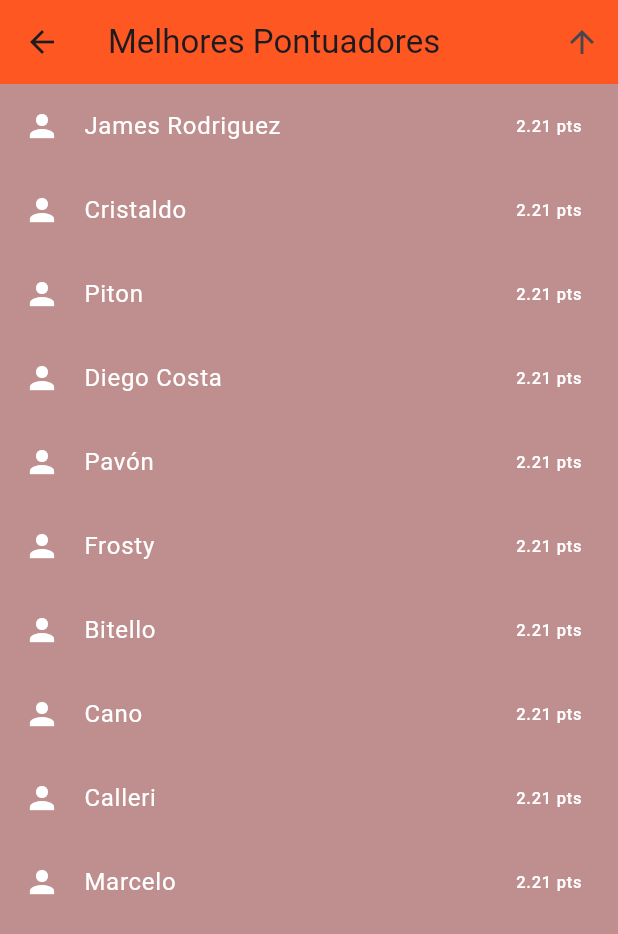
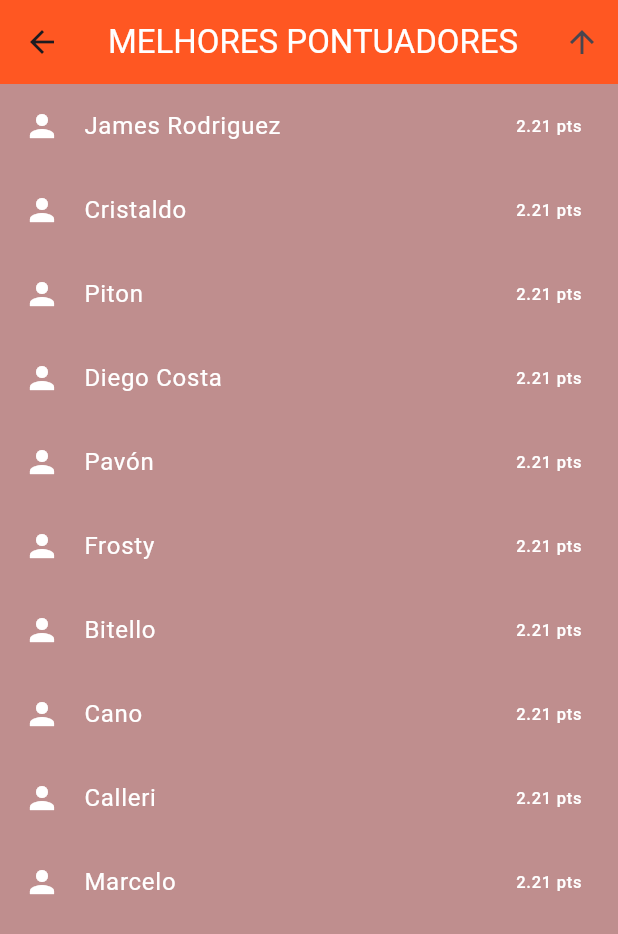
Before and after one commit to carloscz17/av2_flutter, a Flutter app: the HomePage screen opened directly, after a tap on "PONTUAÇÃO", on a phone screen of 412 x 824 dp. Shown: the top 934 px of the screen. Run offline on Flutter 3.47's test engine with Material 3 defaults, Android fonts, the phone set to English and light mode, and no system bars; our stand-ins replace shared_preferences; accounts and stored records are empty.

Commit message:
Adicionando as telas: entrar_contato_page, sobre_app_page, termos_servicos e adicionado o sharedpreference nas listas de técnicos e jogadores no montar elenco

```diff
--- a/lib/pages/home_page.dart
+++ b/lib/pages/home_page.dart
@@ -1,7 +1,10 @@
 import 'package:flutter/material.dart';
+import 'package:flutter_application/pages/entrar_contato_page.dart';
 import 'package:flutter_application/pages/login_page.dart';
 import 'package:flutter_application/pages/melhores_pontuadores_page.dart';
 import 'package:flutter_application/pages/montar_elenco_page.dart';
+import 'package:flutter_application/pages/sobre_app_page.dart';
+import 'package:flutter_application/pages/termos_servicos_page.dart';
 
 class HomePage extends StatefulWidget {
   const HomePage({super.key});
@@ -16,19 +19,83 @@ class _HomePageState extends State<HomePage> {
     return Scaffold(
       appBar: AppBar(
         backgroundColor: Color.fromARGB(125, 252, 99, 34),
-        leading: IconButton(
-          icon: const Icon(
-            Icons.arrow_back,
-            color: Colors.black,
-          ),
+        title: const Text('HOME',
+        style: TextStyle(
+          color: Colors.white
+        ),),
+        actions: <Widget>[
+          IconButton(
+            icon: const Icon(Icons.logout, color: Colors.white,),
             onPressed: () {
-            Navigator.push(
-                context, MaterialPageRoute(builder: (context) => LoginPage()));
+              Navigator.pushAndRemoveUntil(
+                context,
+                MaterialPageRoute(builder: (context) => LoginPage()),
+                (Route<dynamic> route) => false,
+              );
             },
           ),
-        title: const Text('HOME'),
+        ],
       ),
       backgroundColor: Color.fromARGB(125, 96, 24, 24),
+      drawer: Drawer(
+        child: ListView(
+          padding: EdgeInsets.zero,
+          children: <Widget>[
+             DrawerHeader(
+              decoration: const BoxDecoration(
+                color: Color.fromARGB(125, 252, 99, 34),
+              ),
+              child: Column(
+                mainAxisAlignment: MainAxisAlignment.center,
+                children: [
+                  const Text(
+                    'Menu',
+                    style: TextStyle(
+                      color: Colors.white,
+                      fontSize: 24
+                    ),
+                  ),
+                  const SizedBox(height: 10),
+                  Image.asset('assets/images/logo_cartola.png', width: 300),
+                ],
+              )
+            ),
+            ListTile(
+              leading: const Icon(Icons.contact_mail),
+              title: const Text('Entrar em Contato'),
+              onTap: () {
+                Navigator.of(context).pop();
+                Navigator.push(
+                  context,
+                  MaterialPageRoute(builder: (context) => const EntrarEmContatoPage()),
+                );
+              },
+            ),
+            ListTile(
+              leading: const Icon(Icons.info),
+              title: const Text('Sobre o Aplicativo'),
+              onTap: () {
+                Navigator.of(context).pop();
+                Navigator.push(
+                  context,
+                  MaterialPageRoute(builder: (context) => const SobreAppPage()),
+                );
+              },
+            ),
+            ListTile(
+              leading: const Icon(Icons.policy),
+              title: const Text('Termos e Serviços'),
+              onTap: () {
+                Navigator.of(context).pop();  // Fecha o drawer antes de navegar
+                Navigator.push(
+                  context,
+                  MaterialPageRoute(builder: (context) => const TermosEServicosPage()),
+                );
+              },
+            ),
+          ],
+        ),
+      ),
       body: Stack(
         children: [
           Container(
@@ -44,8 +111,6 @@ class _HomePageState extends State<HomePage> {
                     width: 300,
                   ),
                 ),
-                Column(
-                  children: [
                 Padding(
                   padding: const EdgeInsets.only(top: 50),
                   child: ElevatedButton(
@@ -63,10 +128,6 @@ class _HomePageState extends State<HomePage> {
                             TextStyle(color: Colors.white, fontSize: 20)),
                   ),
                 ),
-                  ],
-                ),
-                Column(
-                  children: [
                 Padding(
                   padding: const EdgeInsets.only(top: 10),
                   child: ElevatedButton(
@@ -86,8 +147,6 @@ class _HomePageState extends State<HomePage> {
                 ),
               ],
             ),
-              ],
-            ),
           )
         ],
       ),
--- a/lib/pages/jogadores_time_page.dart
+++ b/lib/pages/jogadores_time_page.dart
@@ -25,7 +25,10 @@ class JogadoresTimePage extends StatelessWidget {
 
     return Scaffold(
       appBar: AppBar(
-        title: Text('Jogadores do $time'),
+        title: Text('Jogadores do $time',
+        style: const TextStyle(
+          color: Colors.white
+        ),),
         backgroundColor: Colors.deepOrange,
         leading: IconButton(
             icon: const Icon(Icons.arrow_back),
--- a/lib/pages/lista_tecnicos_page.dart
+++ b/lib/pages/lista_tecnicos_page.dart
@@ -33,7 +33,10 @@ class _TecnicosPageState extends State<TecnicosPage> {
                   context, MaterialPageRoute(builder: (context) => MontarElencoPage()));
             },
           ),
-          title: Text('LISTA TÉCNICOS'),
+          title: const Text('LISTA TÉCNICOS',
+          style: TextStyle(
+            color: Colors.white
+          ),),
         ),
         backgroundColor: Color.fromARGB(125, 96, 24, 24),
               body: ListView.builder(
--- a/lib/pages/lista_time_page.dart
+++ b/lib/pages/lista_time_page.dart
@@ -17,7 +17,10 @@ class EscolhaTimePage extends StatelessWidget {
   Widget build(BuildContext context) {
     return Scaffold(
       appBar: AppBar(
-        title: const Text("Escolha seu Time"),
+        title: const Text("Escolha seu Time",
+        style: TextStyle(
+          color: Colors.white
+        ),),
         backgroundColor: Colors.deepOrange,
         leading: IconButton(
           icon: const Icon(Icons.arrow_back),
--- a/lib/pages/login_page.dart
+++ b/lib/pages/login_page.dart
@@ -23,7 +23,10 @@ class _LoginPageState extends State<LoginPage> {
                   MaterialPageRoute(builder: (context) => ScreenInicial()));
             },
         ),
-        title: Text('LOGIN'),
+        title: const Text('LOGIN',
+        style: TextStyle(
+          color: Colors.white
+        ),),
         ),
       backgroundColor: const Color.fromARGB(125, 96, 24, 24),
       body: Stack(children: [
--- a/lib/pages/melhores_pontuadores_page.dart
+++ b/lib/pages/melhores_pontuadores_page.dart
@@ -43,7 +43,10 @@ class _PontuadoresPageState extends State<PontuadoresPage> {
   Widget build(BuildContext context) {
     return Scaffold(
       appBar: AppBar(
-        title: const Text("Melhores Pontuadores"),
+        title: const Text("MELHORES PONTUADORES",
+        style: TextStyle(
+          color: Colors.white
+        ),),
         backgroundColor: Colors.deepOrange,
         actions: [
           IconButton(
--- a/lib/pages/montar_elenco_page.dart
+++ b/lib/pages/montar_elenco_page.dart
@@ -75,7 +75,10 @@ class _MontarElencoPageState extends State<MontarElencoPage> {
                 context, MaterialPageRoute(builder: (context) => HomePage()));
           },
         ),
-        title: const Text('MONTAR ELENCO'),
+        title: const Text('MONTAR ELENCO',
+        style: TextStyle(
+          color: Colors.white
+        ),),
       ),
       backgroundColor: Color.fromARGB(125, 96, 24, 24),
       body: Center(
```
Also changed, not shown: lib/pages/criar_conta_page.dart (+5 -2 lines), lib/pages/entrar_contato_page.dart (added, +141 -0 lines), lib/pages/sobre_app_page.dart (added, +60 -0 lines), lib/pages/termos_servicos_page.dart (added, +102 -0 lines). Lines whose indentation alone changed are shown as unchanged.
